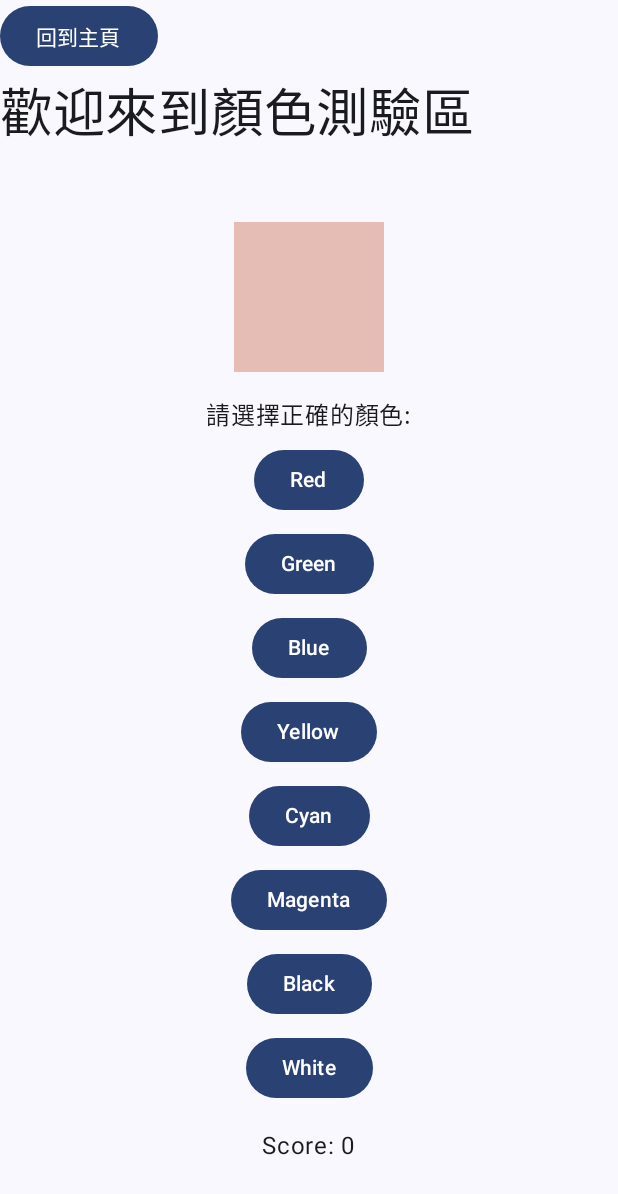
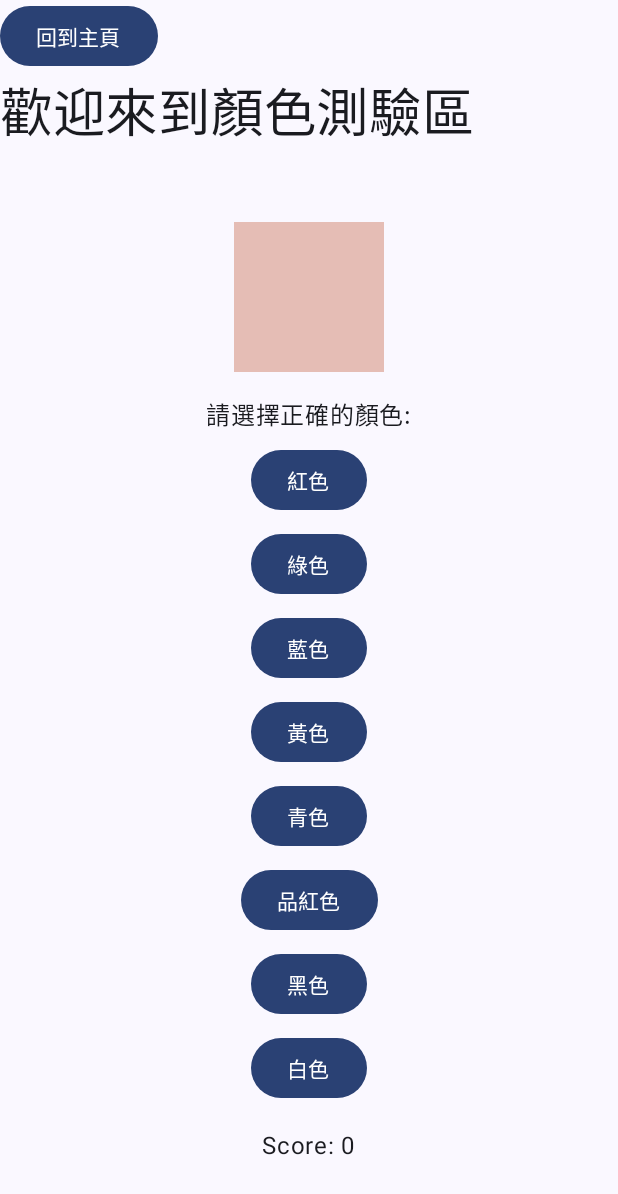
Before and after one commit to cindili1215/finalproject2, an Android app built with Jetpack Compose: the SecondActivity screen opened directly, with no data from a screen before it, on a phone screen of 412 x 824 dp. Shown: the top 1194 px of the screen. Run offline under Robolectric (Android 15) with nearby library versions, the phone set to English and light mode, and no system bars.

Commit message:
顏色測驗V1

```diff
--- a/app/src/main/java/tw/edu/pu/csim/cindi/finalproject2/SecondActivity.kt
+++ b/app/src/main/java/tw/edu/pu/csim/cindi/finalproject2/SecondActivity.kt
@@ -66,7 +66,7 @@ fun ColorQuizScreen() {
     val activity = (context as Activity)
     var currentColor by remember { mutableStateOf(generateRandomColor()) }
     var score by remember { mutableStateOf(0) }
-    val colorNames = listOf("Red", "Green", "Blue", "Yellow", "Cyan", "Magenta", "Black", "White")
+    val colorNames = listOf("紅色", "綠色", "藍色", "黃色", "青色", "品紅色", "黑色", "白色")
     val correctColorName = getColorName(currentColor)
 
     Column {
@@ -134,14 +134,14 @@ fun generateRandomColor(): Color {
 
 fun getColorName(color: Color): String {
     return when {
-        color.red > 0.5f && color.green < 0.5f && color.blue < 0.5f -> "Red"
-        color.red < 0.5f && color.green > 0.5f && color.blue < 0.5f -> "Green"
-        color.red < 0.5f && color.green < 0.5f && color.blue > 0.5f -> "Blue"
-        color.red > 0.5f && color.green > 0.5f && color.blue < 0.5f -> "Yellow"
-        color.red < 0.5f && color.green > 0.5f && color.blue > 0.5f -> "Cyan"
-        color.red > 0.5f && color.green < 0.5f && color.blue > 0.5f -> "Magenta"
-        color.red < 0.5f && color.green < 0.5f && color.blue < 0.5f -> "Black"
-        else -> "White"
+        color.red > 0.5f && color.green < 0.5f && color.blue < 0.5f -> "紅色"
+        color.red < 0.5f && color.green > 0.5f && color.blue < 0.5f -> "綠色"
+        color.red < 0.5f && color.green < 0.5f && color.blue > 0.5f -> "藍色"
+        color.red > 0.5f && color.green > 0.5f && color.blue < 0.5f -> "黃色"
+        color.red < 0.5f && color.green > 0.5f && color.blue > 0.5f -> "青色"
+        color.red > 0.5f && color.green < 0.5f && color.blue > 0.5f -> "品紅色"
+        color.red < 0.5f && color.green < 0.5f && color.blue < 0.5f -> "黑色"
+        else -> "白色"
     }
 }
 @Preview(showBackground = true)
```
